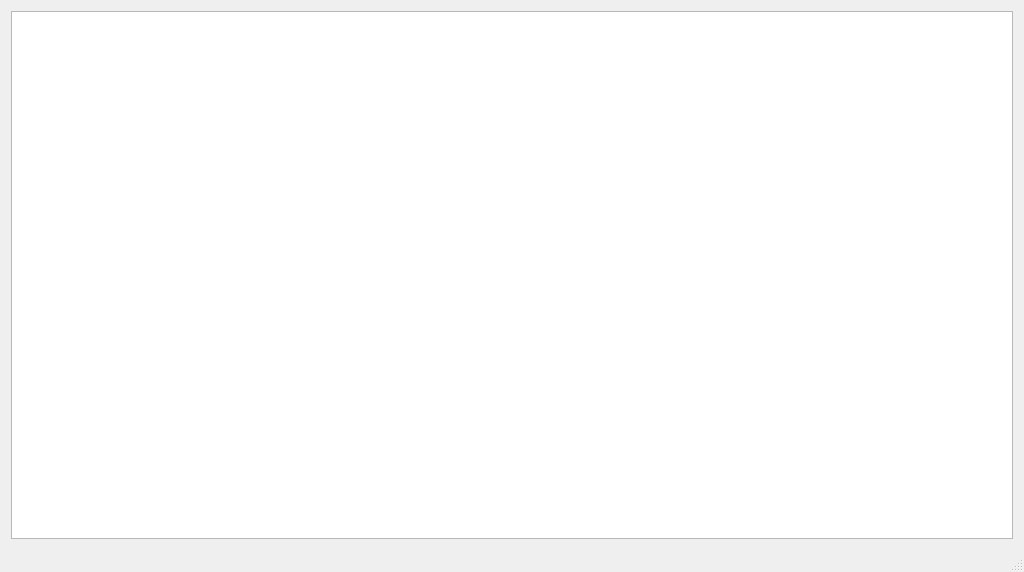
This is MainWindow.ui in ArchangelSDY/Silica as Qt 5 draws it before an edit. The edited form follows.
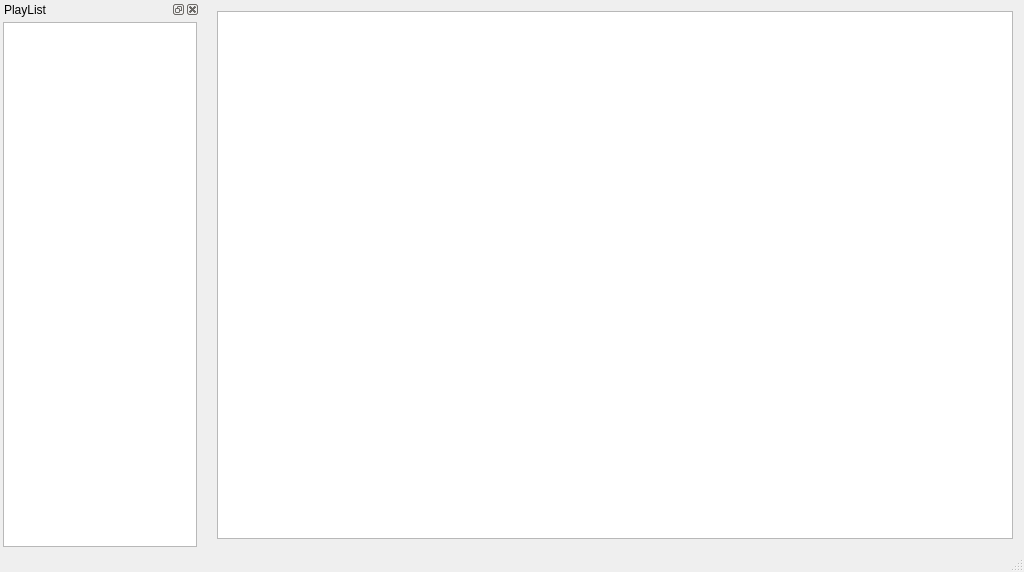
This is the edited form.

Commit message: Add a playlist sidebar.

The edit to the form file:
```diff
--- a/MainWindow.ui
+++ b/MainWindow.ui
@@ -31,6 +31,58 @@
    </layout>
   </widget>
   <widget class="QStatusBar" name="statusBar"/>
+  <widget class="QDockWidget" name="sidebar">
+   <property name="minimumSize">
+    <size>
+     <width>200</width>
+     <height>135</height>
+    </size>
+   </property>
+   <property name="floating">
+    <bool>false</bool>
+   </property>
+   <property name="windowTitle">
+    <string>PlayList</string>
+   </property>
+   <attribute name="dockWidgetArea">
+    <number>1</number>
+   </attribute>
+   <widget class="QWidget" name="sidebarContent">
+    <property name="maximumSize">
+     <size>
+      <width>200</width>
+      <height>16777215</height>
+     </size>
+    </property>
+    <layout class="QVBoxLayout" name="verticalLayout_3">
+     <property name="spacing">
+      <number>3</number>
+     </property>
+     <property name="leftMargin">
+      <number>3</number>
+     </property>
+     <property name="topMargin">
+      <number>3</number>
+     </property>
+     <property name="rightMargin">
+      <number>3</number>
+     </property>
+     <property name="bottomMargin">
+      <number>3</number>
+     </property>
+     <item>
+      <widget class="QListWidget" name="playListWidget">
+       <property name="maximumSize">
+        <size>
+         <width>200</width>
+         <height>16777215</height>
+        </size>
+       </property>
+      </widget>
+     </item>
+    </layout>
+   </widget>
+  </widget>
  </widget>
  <layoutdefault spacing="6" margin="11"/>
  <resources/>
```
The commit also changes 1 other file.
